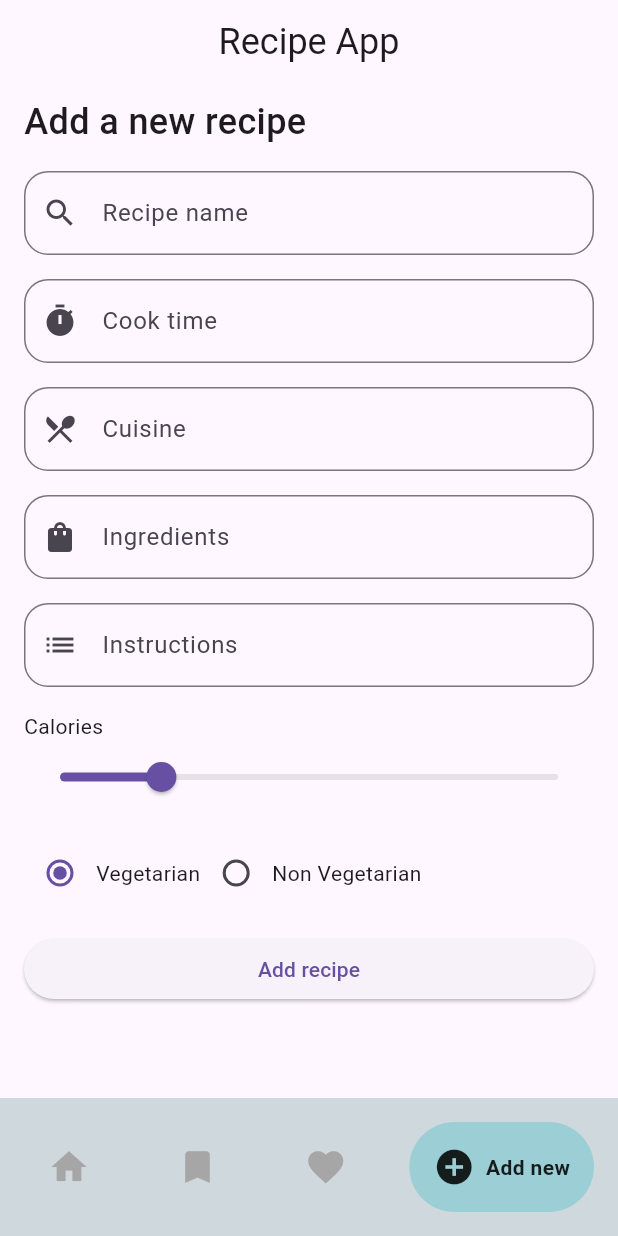
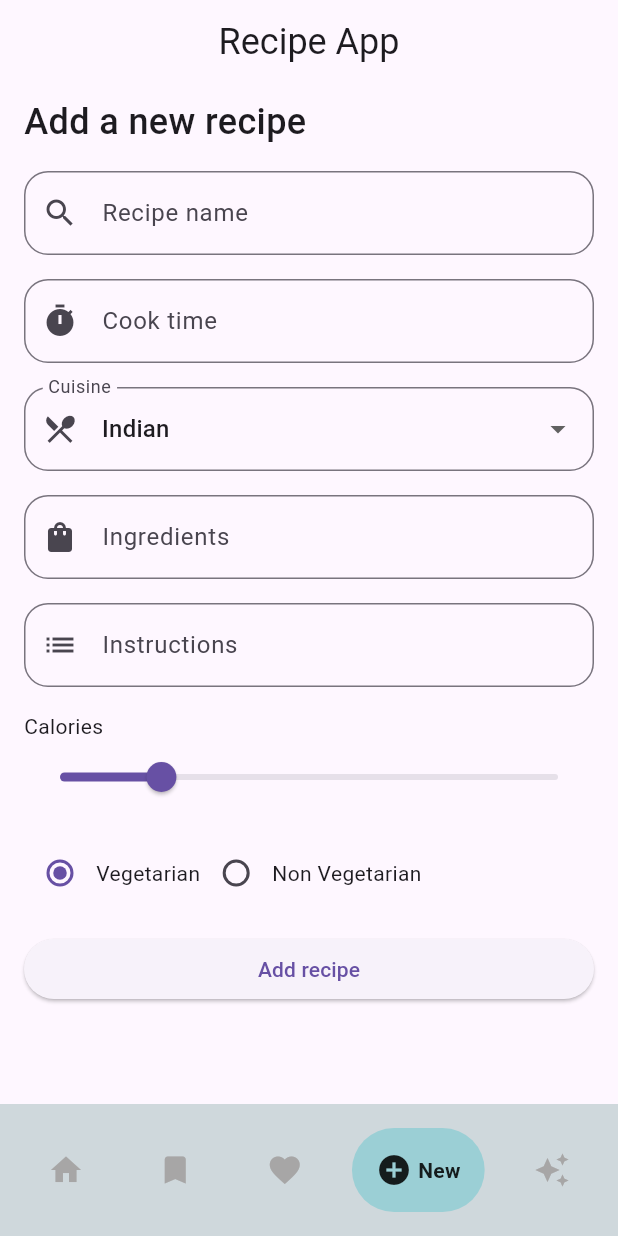
Before and after one commit to piyushchugeja/recipe_app, a Flutter app: the screen it shows after launch, item 4 of the bottom bar chosen, on a phone screen of 412 x 824 dp. Run offline on Flutter 3.47's test engine with Material 3 defaults, Android fonts, the phone set to English and light mode, and no system bars; drawn by our look-alikes of google_nav_bar; our stand-ins replace cloud_firestore, firebase_core, flutter_riverpod; accounts and stored records are empty.

```diff
--- a/lib/navigator.dart
+++ b/lib/navigator.dart
@@ -1,13 +1,14 @@
 import 'package:flutter/material.dart';
 import 'package:flutter_riverpod/flutter_riverpod.dart';
 import 'package:google_nav_bar/google_nav_bar.dart';
+import 'package:recipe_app/ai_recipe.dart';
 import 'package:recipe_app/homepage.dart';
 import 'package:recipe_app/new_recipe.dart';
 
 final bottomNavIndexProvider = StateProvider((ref) => 0);
 
 class NavigatorPage extends StatelessWidget {
-  const NavigatorPage({Key? key}) : super(key: key);
+  const NavigatorPage({super.key});
   @override
   Widget build(BuildContext context) {
     return Scaffold(
@@ -45,6 +46,7 @@ class NavigatorPage extends StatelessWidget {
                 ),
               ),
               NewRecipe(),
+              AIRecipeProvider(),
             ],
           );
         },
@@ -64,25 +66,34 @@ class NavigatorPage extends StatelessWidget {
               activeColor: Colors.black87,
               tabBackgroundColor: const Color.fromRGBO(0, 181, 191, 0.25),
               padding: const EdgeInsets.all(16),
-              iconSize: 28,
-              gap: 7,
+              iconSize: 24,
+              gap: 4,
               tabs: const [
                 GButton(
+                  haptic: true,
                   icon: Icons.home,
                   text: 'Home',
                 ),
                 GButton(
+                  haptic: true,
                   icon: Icons.bookmark,
-                  text: 'Categories',
+                  text: 'Types',
                 ),
                 GButton(
+                  haptic: true,
                   icon: Icons.favorite,
-                  text: 'Favourites',
+                  text: 'Liked',
                 ),
                 GButton(
+                  haptic: true,
                   icon: Icons.add_circle,
-                  text: 'Add new',
+                  text: 'New',
                 ),
+                GButton(
+                  haptic: true,
+                  icon: Icons.auto_awesome,
+                  text: 'Ask AI',
+                )
               ],
               selectedIndex: currentIndex,
               onTabChange: (value) {
--- a/lib/new_recipe.dart
+++ b/lib/new_recipe.dart
@@ -15,9 +15,20 @@ class _NewRecipeState extends State<NewRecipe> {
   final _cookTimeController = TextEditingController();
   double _sliderValue = 20;
   String? _foodType = 'Vegetarian';
-  final _cuisineController = TextEditingController();
+  final _cuisineController = TextEditingController(text: 'Indian');
   final _ingredientsController = TextEditingController();
   final _instructionsController = TextEditingController();
+  final List<String> _cuisines = [
+    'Indian',
+    'Chinese',
+    'Italian',
+    'Mexican',
+    'American',
+    'Japanese',
+    'Thai',
+    'Belgian',
+    'Greek',
+  ];
   @override
   Widget build(BuildContext context) {
     return Padding(
@@ -106,8 +117,32 @@ class _NewRecipeState extends State<NewRecipe> {
               },
             ),
             const SizedBox(height: 16),
-            TextFormField(
-              controller: _cuisineController,
+            // TextFormField(
+            //   controller: _cuisineController,
+            //   decoration: const InputDecoration(
+            //     labelText: "Cuisine",
+            //     prefixIcon: Icon(Icons.local_dining),
+            //     border: OutlineInputBorder(
+            //       borderRadius: BorderRadius.all(
+            //         Radius.circular(16),
+            //       ),
+            //     ),
+            //     focusedBorder: OutlineInputBorder(
+            //       borderRadius: BorderRadius.all(
+            //         Radius.circular(16),
+            //       ),
+            //     ),
+            //   ),
+            //   validator: (value) {
+            //     if (value == null || value.isEmpty) {
+            //       return 'Please enter the cuisine';
+            //     }
+            //     return null;
+            //   },
+            // ),
+            // Use dropdown to ask for cuisine
+            DropdownButtonFormField<String>(
+              value: _cuisineController.text,
               decoration: const InputDecoration(
                 labelText: "Cuisine",
                 prefixIcon: Icon(Icons.local_dining),
@@ -122,6 +157,17 @@ class _NewRecipeState extends State<NewRecipe> {
                   ),
                 ),
               ),
+              items: _cuisines.map((String value) {
+                return DropdownMenuItem<String>(
+                  value: value,
+                  child: Text(value),
+                );
+              }).toList(),
+              onChanged: (String? value) {
+                setState(() {
+                  _cuisineController.text = value!;
+                });
+              },
               validator: (value) {
                 if (value == null || value.isEmpty) {
                   return 'Please enter the cuisine';
--- a/lib/widgets/recipe_details.dart
+++ b/lib/widgets/recipe_details.dart
@@ -51,7 +51,7 @@ class RecipeDetails extends StatelessWidget {
                   child: Image(
                     image: imageUrl,
                     fit: BoxFit.cover,
-                    width: 300,
+                    width: 200,
                     height: 200,
                   ),
                 ),
--- a/pubspec.yaml
+++ b/pubspec.yaml
@@ -40,6 +40,7 @@ dependencies:
   image_picker: ^1.0.7
   firebase_core: ^2.27.0
   cloud_firestore: ^4.15.8
+  http: ^1.2.0
 
 dev_dependencies:
   flutter_test:
```
Also changed, not shown: lib/ai_recipe.dart (added, +150 -0 lines), lib/widgets/recipe_card.dart (+2 -23 lines), images/ai_bg.png (added), images/ai_recipe.png (added), pubspec.lock, 3 other files.
